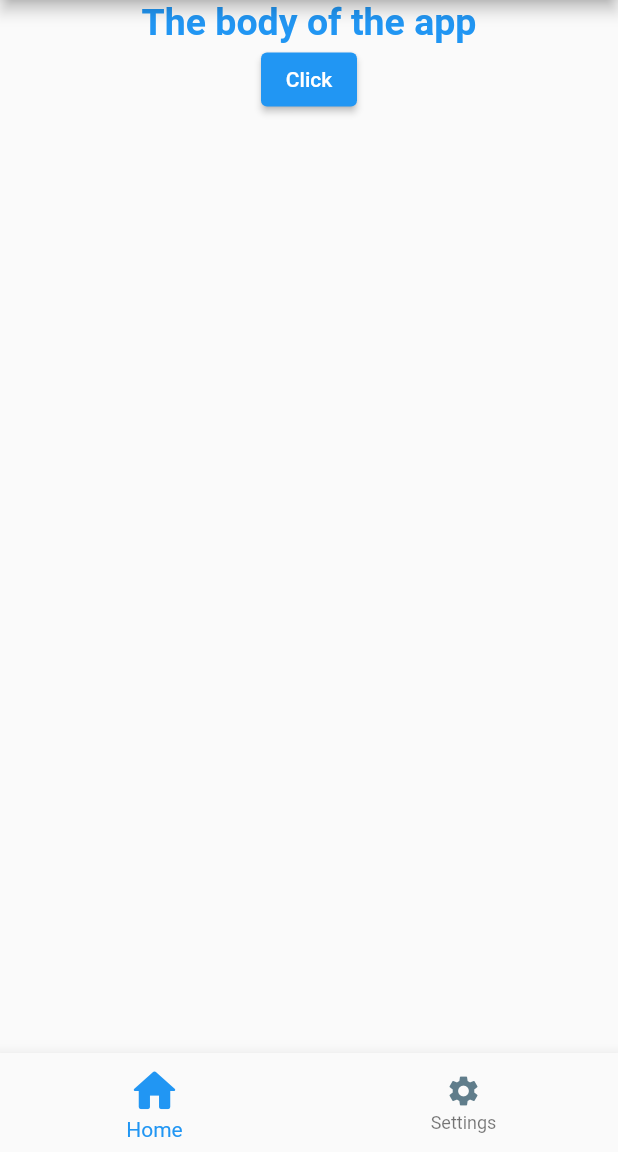
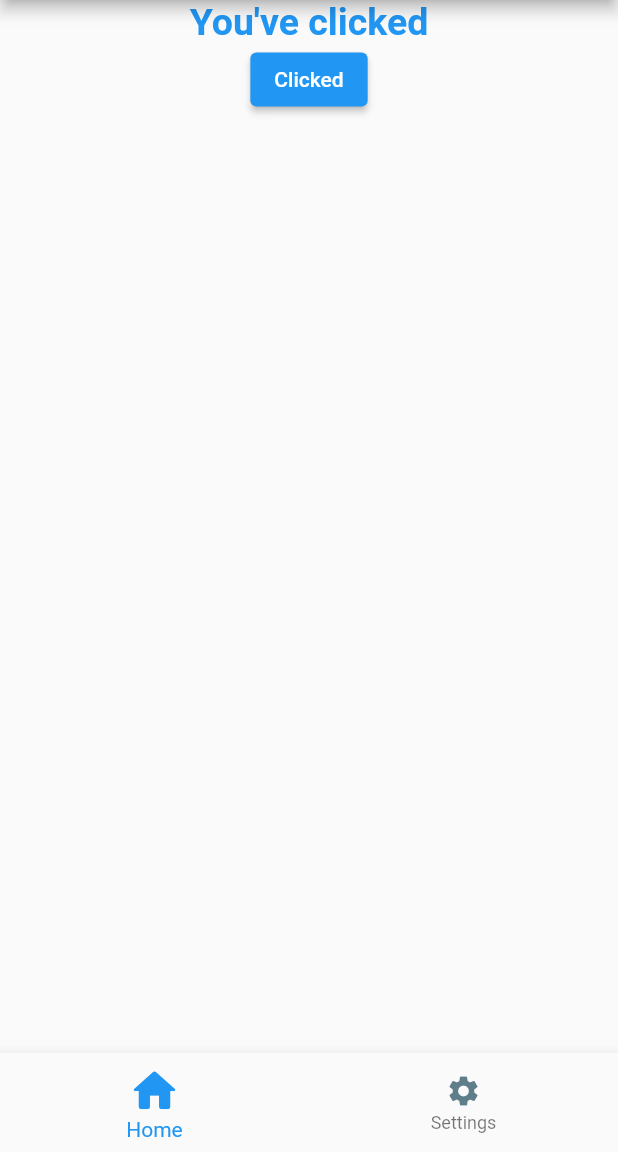
Before and after one commit to eduVieiraAF/flutter_essentials, a Flutter app: the screen it shows after launch, after a tap on "Click", on a phone screen of 412 x 824 dp, the part 84-1236 px from its top. Run offline on Flutter 3.47's test engine with Material 2 defaults, Android fonts, the phone set to English and light mode, and no system bars.

Commit message:
Text change && State Changing from stateless to statful and changing text of button and title

```diff
--- a/lib/main.dart
+++ b/lib/main.dart
@@ -1,13 +1,19 @@
 import 'package:flutter/material.dart';
 
 void main() {
-  runApp(MyApp());
+  runApp(const MyApp());
 }
 
-class MyApp extends StatelessWidget {
-  MyApp({Key? key}) : super(key: key);
+class MyApp extends StatefulWidget {
+  const MyApp({Key? key}) : super(key: key);
 
-  String count = "Click";
+  @override
+  State<MyApp> createState() => _MyAppState();
+}
+
+class _MyAppState extends State<MyApp> {
+  String buttonName = "Click";
+  String titleName = "The body of the app";
 
   @override
   Widget build(BuildContext context) {
@@ -18,10 +24,10 @@ class MyApp extends StatelessWidget {
           title: const Text("Flutter essentials → App Title "),
         ),
         body: Column(children: [
-          const Center(
+          Center(
             child: Text(
-              "The body of the app",
-              style: TextStyle(
+              titleName,
+              style: const TextStyle(
                 color: Colors.blue,
                 fontSize: 25,
                 fontWeight: FontWeight.bold,
@@ -30,8 +36,13 @@ class MyApp extends StatelessWidget {
           ),
           Center(
             child: ElevatedButton(
-              onPressed: () {},
-              child: const Text("Click"),
+              onPressed: () {
+                setState(() {
+                  titleName = "You've clicked";
+                  buttonName = "Clicked";
+                });
+              },
+              child: Text(buttonName),
             ),
           )
         ]),
```
